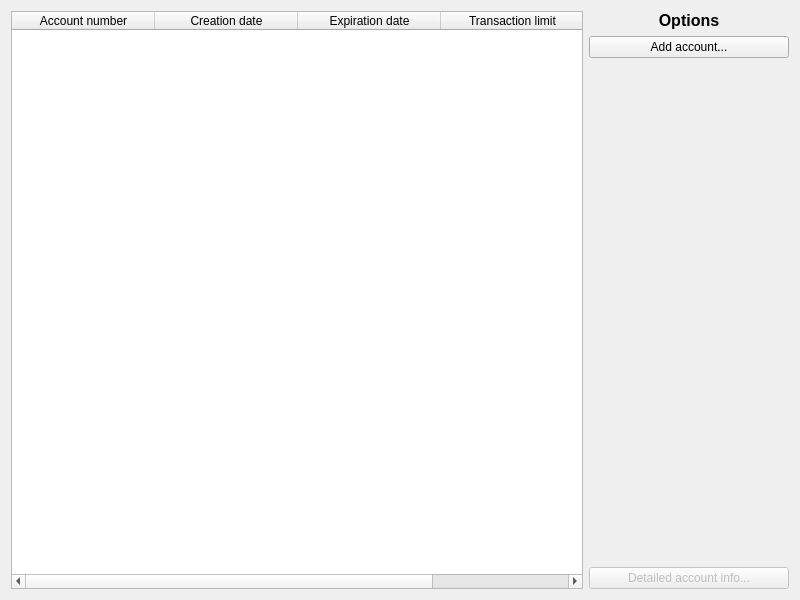
First picture: the form in ui/accounts_widget.ui, repository JakPro15/23L-BD2-bank-management, before the edit.
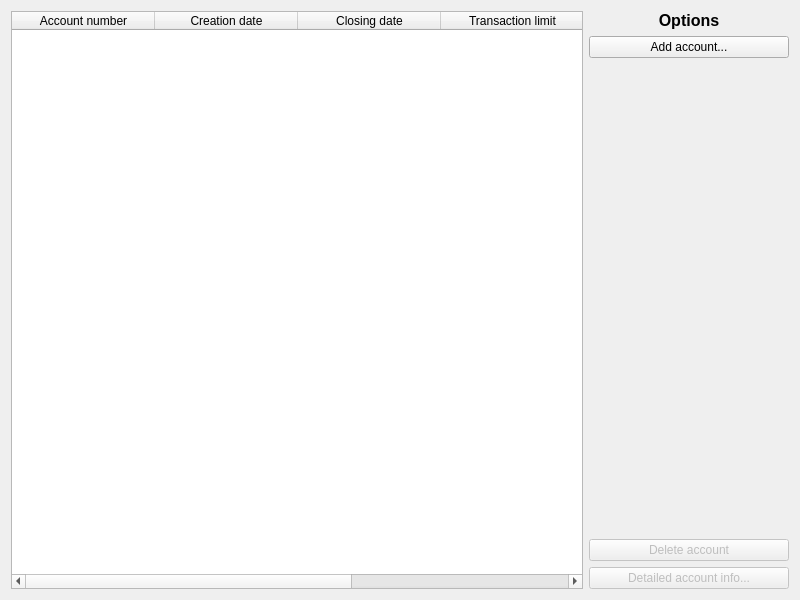
Second picture: the form after the edit.

```diff
--- a/ui/accounts_widget.ui
+++ b/ui/accounts_widget.ui
@@ -41,7 +41,7 @@
       <bool>true</bool>
      </property>
      <property name="columnCount">
-      <number>4</number>
+      <number>5</number>
      </property>
      <attribute name="horizontalHeaderVisible">
       <bool>true</bool>
@@ -76,7 +76,7 @@
      </column>
      <column>
       <property name="text">
-       <string>Expiration date</string>
+       <string>Closing date</string>
       </property>
      </column>
      <column>
@@ -84,6 +84,11 @@
        <string>Transaction limit</string>
       </property>
      </column>
+     <column>
+      <property name="text">
+       <string>Account type</string>
+      </property>
+     </column>
     </widget>
    </item>
    <item>
@@ -131,6 +136,16 @@
        </property>
       </spacer>
      </item>
+     <item>
+      <widget class="QPushButton" name="pushButton">
+       <property name="enabled">
+        <bool>false</bool>
+       </property>
+       <property name="text">
+        <string>Delete account</string>
+       </property>
+      </widget>
+     </item>
      <item>
       <widget class="QPushButton" name="account_info_button">
        <property name="enabled">
```
